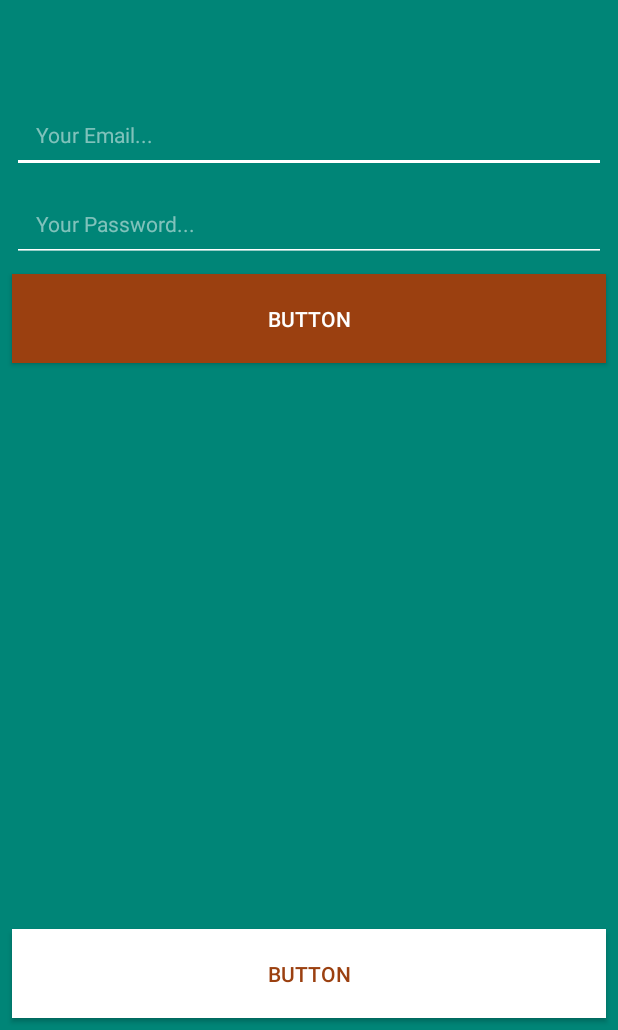
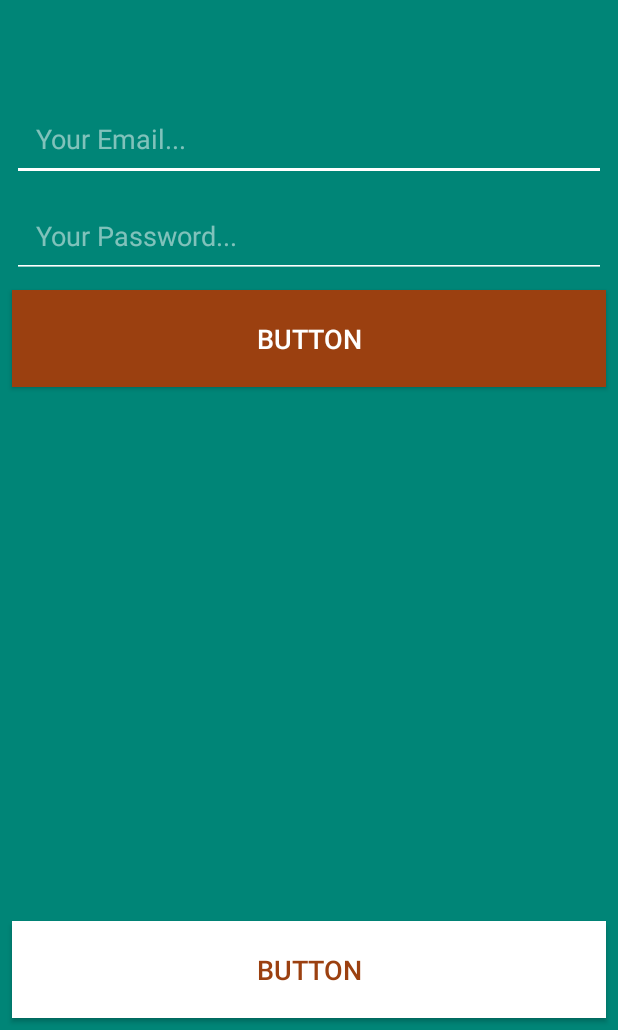
Before and after one commit to vmetal123/AppBlog, an Android app: the screen it shows after launch (LoginActivity), on a phone screen of 412 x 824 dp, the part 206-1236 px from its top. Run offline under Robolectric (Android 15) with nearby library versions, the phone set to English and light mode, and no system bars; our stand-ins replace Firebase (no records; nobody signed in at launch, a user with empty details on screens opened directly); 1 statement that could not run was skipped.

Commit message:
finish second video

```diff
--- a/app/build.gradle
+++ b/app/build.gradle
@@ -27,5 +27,5 @@ dependencies {
     testImplementation 'junit:junit:4.12'
     androidTestImplementation 'com.android.support.test:runner:1.0.2'
     androidTestImplementation 'com.android.support.test.espresso:espresso-core:3.0.2'
-    implementation 'com.google.firebase:firebase-auth:16.0.1'
+    implementation 'com.google.firebase:firebase-auth:16.0.4'
 }
--- a/app/src/main/java/com/developmentmc/appblog/LoginActivity.java
+++ b/app/src/main/java/com/developmentmc/appblog/LoginActivity.java
@@ -1,13 +1,83 @@
 package com.developmentmc.appblog;
 
+import android.content.Intent;
+import android.support.annotation.NonNull;
 import android.support.v7.app.AppCompatActivity;
 import android.os.Bundle;
+import android.text.TextUtils;
+import android.view.View;
+import android.widget.Button;
+import android.widget.EditText;
+import android.widget.ProgressBar;
+import android.widget.Toast;
+
+import com.google.android.gms.tasks.OnCompleteListener;
+import com.google.android.gms.tasks.Task;
+import com.google.firebase.auth.AuthResult;
+import com.google.firebase.auth.FirebaseAuth;
+import com.google.firebase.auth.FirebaseUser;
 
 public class LoginActivity extends AppCompatActivity {
+
+    private EditText login_txt, password_txt;
+    private Button loginBtn, registerBtn;
+    private FirebaseAuth mAuth;
+    private ProgressBar loginProgress;
 
     @Override
     protected void onCreate(Bundle savedInstanceState) {
         super.onCreate(savedInstanceState);
         setContentView(R.layout.activity_login);
+
+        mAuth = FirebaseAuth.getInstance();
+
+        loginBtn = findViewById(R.id.login_btn);
+        registerBtn = findViewById(R.id.login_reg_btn);
+        login_txt = findViewById(R.id.login_email);
+        password_txt = findViewById(R.id.login_password);
+
+        loginProgress = findViewById(R.id.login_progress);
+
+        loginBtn.setOnClickListener(new View.OnClickListener() {
+            @Override
+            public void onClick(View v) {
+
+                String loginEmail = login_txt.getText().toString();
+                String loginPassword = password_txt.getText().toString();
+
+                if(TextUtils.isEmpty(loginEmail) && TextUtils.isEmpty(loginPassword)){
+                    loginProgress.setVisibility(View.VISIBLE);
+                    mAuth.signInWithEmailAndPassword(loginEmail, loginPassword).addOnCompleteListener(new OnCompleteListener<AuthResult>() {
+                        @Override
+                        public void onComplete(@NonNull Task<AuthResult> task) {
+                            if(task.isSuccessful()){
+                                sendToMain();
+                            } else {
+                                String errorMessage = task.getException().getMessage();
+                                Toast.makeText(LoginActivity.this, "Error:" + errorMessage, Toast.LENGTH_SHORT).show();
+                            }
+                            loginProgress.setVisibility(View.GONE);
+                        }
+                    });
+                }
+            }
+        });
+    }
+
+    @Override
+    protected void onStart() {
+        super.onStart();
+
+        FirebaseUser currentUser = mAuth.getCurrentUser();
+
+        if(currentUser != null){
+            sendToMain();
+        }
+    }
+
+    private void sendToMain() {
+        Intent mainIntent = new Intent(LoginActivity.this, MainActivity.class);
+        startActivity(mainIntent);
+        finish();
     }
 }
--- a/app/src/main/java/com/developmentmc/appblog/MainActivity.java
+++ b/app/src/main/java/com/developmentmc/appblog/MainActivity.java
@@ -4,14 +4,27 @@ import android.content.Intent;
 import android.support.v7.app.AppCompatActivity;
 import android.os.Bundle;
 
+import com.google.firebase.auth.FirebaseAuth;
+import com.google.firebase.auth.FirebaseUser;
+
 public class MainActivity extends AppCompatActivity {
+
+    @Override
+    protected void onStart() {
+        super.onStart();
+
+        FirebaseUser currentUser = FirebaseAuth.getInstance().getCurrentUser();
+        if(currentUser == null){
+            Intent loginIntent = new Intent(MainActivity.this, LoginActivity.class);
+            startActivity(loginIntent);
+            finish();
+        }
+    }
 
     @Override
     protected void onCreate(Bundle savedInstanceState) {
         super.onCreate(savedInstanceState);
         setContentView(R.layout.activity_main);
 
-        Intent intent = new Intent(MainActivity.this, LoginActivity.class);
-        startActivity(intent);
     }
 }
--- a/app/src/main/res/layout/activity_login.xml
+++ b/app/src/main/res/layout/activity_login.xml
@@ -2,6 +2,7 @@
 <android.support.constraint.ConstraintLayout xmlns:android="http://schemas.android.com/apk/res/android"
     xmlns:app="http://schemas.android.com/apk/res-auto"
     xmlns:tools="http://schemas.android.com/tools"
+    android:id="@+id/login_progress"
     android:layout_width="match_parent"
     android:layout_height="match_parent"
     android:background="@color/colorPrimary"
@@ -36,7 +37,7 @@
         android:padding="16dp"
         android:textColor="@android:color/white"
         android:textColorHint="@color/whiteTransparent"
-        android:textSize="14sp"
+        android:textSize="18sp"
         app:layout_constraintEnd_toEndOf="parent"
         app:layout_constraintStart_toStartOf="parent"
         app:layout_constraintTop_toBottomOf="@+id/login_logo" />
@@ -57,7 +58,7 @@
         android:padding="16dp"
         android:textColor="@android:color/white"
         android:textColorHint="@color/whiteTransparent"
-        android:textSize="14sp"
+        android:textSize="18sp"
         app:layout_constraintEnd_toEndOf="parent"
         app:layout_constraintStart_toStartOf="parent"
         app:layout_constraintTop_toBottomOf="@+id/login_email" />
@@ -76,6 +77,7 @@
         android:paddingBottom="20dp"
         android:text="Button"
         android:textColor="@android:color/white"
+        android:textSize="18sp"
         app:layout_constraintEnd_toEndOf="parent"
         app:layout_constraintStart_toStartOf="parent"
         app:layout_constraintTop_toBottomOf="@+id/login_password"
@@ -95,8 +97,22 @@
         android:paddingBottom="20dp"
         android:text="Button"
         android:textColor="@color/colorButton"
+        android:textSize="18sp"
         app:layout_constraintBottom_toBottomOf="parent"
         app:layout_constraintEnd_toEndOf="parent"
         app:layout_constraintStart_toStartOf="parent"
         tools:text="Need a new account?" />
+
+    <ProgressBar
+        android:id="@+id/progressBar"
+        style="?android:attr/progressBarStyleHorizontal"
+        android:layout_width="0dp"
+        android:layout_height="wrap_content"
+        android:layout_marginStart="8dp"
+        android:layout_marginEnd="8dp"
+        android:indeterminate="true"
+        android:visibility="invisible"
+        app:layout_constraintEnd_toEndOf="parent"
+        app:layout_constraintStart_toStartOf="parent"
+        app:layout_constraintTop_toTopOf="parent" />
 </android.support.constraint.ConstraintLayout>
```
